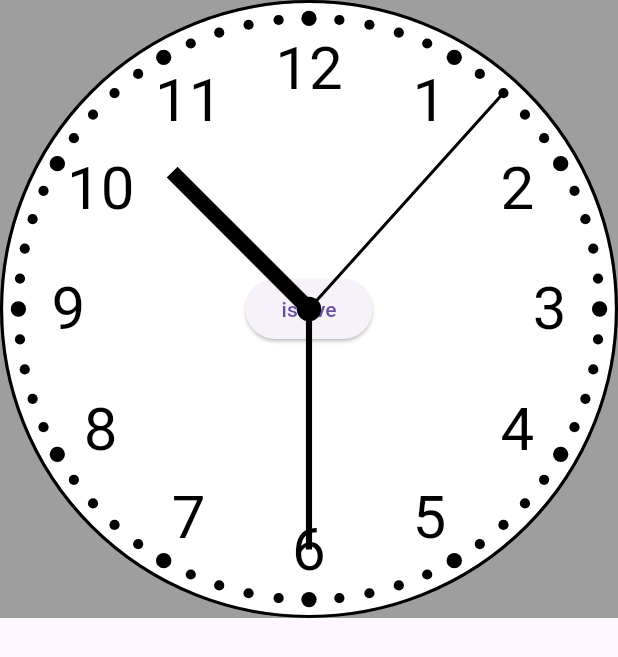
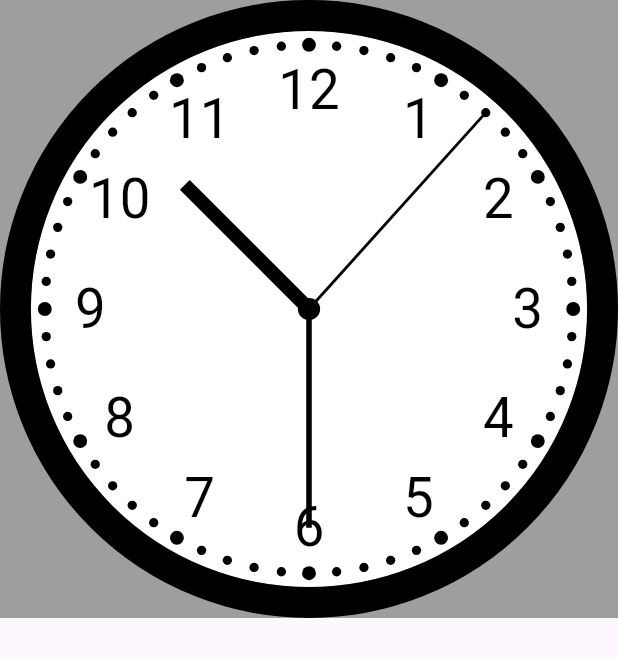
Before and after one commit to conghaonet/flutter_analog_clock, a Flutter app: the screen it shows after launch, on a phone screen of 412 x 824 dp. Shown: the top 657 px of the screen. Run offline on Flutter 3.47's test engine with Material 2 defaults, Android fonts, the phone set to English and light mode, and no system bars.

```diff
--- a/example/lib/analog_clock_example.dart
+++ b/example/lib/analog_clock_example.dart
@@ -10,8 +10,8 @@ class AnalogClockDemo extends StatefulWidget {
 }
 
 class _AnalogClockDemoState extends State<AnalogClockDemo> {
-  bool _clockIsLive = false;
-  DateTime _dateTime = DateTime.now();
+  bool _isKeepTime = true;
+  DateTime? _dateTime;
   Color? _dialColor;
   Color? _dialBorderColor;
   double? _dialBorderWidthFactor = 0.01;
@@ -36,22 +36,22 @@ class _AnalogClockDemoState extends State<AnalogClockDemo> {
   @override
   Widget build(BuildContext context) {
     return Scaffold(
-      body: Container(
-        color: Colors.grey,
-        child: SafeArea(
+      body: SafeArea(
+        child: Container(
+          color: Colors.grey,
           child: AnalogClock(
             key: clockKey,
             dateTime: _dateTime,
+            // hourNumbers: const ['a','b','c'],
             // dateTime: DateTime(2022, DateTime.december, 13, 15, 17, 18),
-            // isLive: false,
-            // markingColor: _markingColor,
-            // hourHandColor: _hourHandColor,
-            dialBorderWidthFactor: _dialBorderWidthFactor,
+            isKeepTime: _isKeepTime,
+            dialBorderWidthFactor: 0.1, //_dialBorderWidthFactor,
+/*
             child: Center(
               child: ElevatedButton(
                 onPressed: () {
-                  // clockKey.currentState?.isLive = !clockKey.currentState!.isLive;
-                  clockKey.currentState?.dateTime = DateTime(2022, DateTime.december, 13, 15, 17, 18);
+                  clockKey.currentState?.isKeepTime = !clockKey.currentState!.isKeepTime;
+                  // clockKey.currentState?.dateTime = DateTime(2022, DateTime.december, 13, 15, 17, 18);
                   // setState(() {
                   //   _dialBorderWidthFactor = _random.nextDouble() / 4;
                   //   // _hourHandColor = getRandomColor();
@@ -63,114 +63,12 @@ class _AnalogClockDemoState extends State<AnalogClockDemo> {
                 child: Text('isLive'),
               ),
             ),
+*/
             // hourHandColor: Colors.red,
             // minuteHandColor: Colors.green,
             // secondHandColor: Colors.blue,
             // centerPointColor: Colors.amberAccent,
           ),
-/*
-          child: SingleChildScrollView(
-            child: Column(
-              children: [
-                FlutterAnalogClock(
-                  dateTime: DateTime(2022, DateTime.december, 13, 15, 17, 19),
-                  isLive: false,
-                  dialColor: _dialColor,
-                  dialBorderColor: _dialBorderColor,
-                  dialBorderWidthFactor: _dialBorderWidthFactor,
-                  markingColor: _markingColor,
-                  markingRadiusFactor: _markingRadiusFactor,
-                  markingWidthFactor: _markingWidthFactor,
-                  hourNumbers: const ['1', '2', '3', '4', '5', '6', '7', '8', '9', '10', '11', '12'],
-                  hourNumberColor: _hourNumberColor,
-                  hourNumberSizeFactor: _hourNumberSizeFactor,
-                  hourNumberRadiusFactor: 1,
-                  hourHandColor: _hourHandColor,
-                  minuteHandColor: _minuteHandColor,
-                  secondHandColor: _secondHandColor,
-                  hourHandWidthFactor: _hourHandWidthFactor,
-                  hourHandLengthFactor: _hourHandLengthFactor,
-                  minuteHandWidthFactor: _minuteHandWidthFactor,
-                  minuteHandLengthFactor: _minuteHandLengthFactor,
-                  secondHandWidthFactor: _secondHandWidthFactor,
-                  secondHandLengthFactor: _secondHandLengthFactor,
-                ),
-                Wrap(
-                  children: [
-                    ElevatedButton(
-                      onPressed: () => setState(() => _dialColor = getRandomColor()),
-                      child: const Text('Dial color'),
-                    ),
-                    ElevatedButton(
-                      onPressed: () => setState(() => _dialBorderColor = getRandomColor()),
-                      child: const Text('Border color'),
-                    ),
-                    ElevatedButton(
-                      onPressed: () => setState(() => _dialBorderWidthFactor = _random.nextDouble()),
-                      child: const Text('Border factor'),
-                    ),
-                    ElevatedButton(
-                      onPressed: () => setState(() => _hourNumberColor = getRandomColor()),
-                      child: const Text('Hour Number color'),
-                    ),
-                    ElevatedButton(
-                      onPressed: () => setState(() => _hourNumberSizeFactor = _random.nextDouble()),
-                      child: const Text('Hour Number factor'),
-                    ),
-                    ElevatedButton(
-                      onPressed: () => setState(() => _markingColor = getRandomColor()),
-                      child: const Text('Markings color'),
-                    ),
-                    ElevatedButton(
-                      onPressed: () => setState(() => _markingRadiusFactor = _random.nextDouble()),
-                      child: const Text('Marking radius factor'),
-                    ),
-                    ElevatedButton(
-                      onPressed: () => setState(() => _markingWidthFactor = _random.nextDouble()),
-                      child: const Text('Marking width factor'),
-                    ),
-                    ElevatedButton(
-                      onPressed: () => setState(() => _hourHandColor = getRandomColor()),
-                      child: const Text('Hour hand color'),
-                    ),
-                    ElevatedButton(
-                      onPressed: () => setState(() => _minuteHandColor = getRandomColor()),
-                      child: const Text('Minute hand color'),
-                    ),
-                    ElevatedButton(
-                      onPressed: () => setState(() => _secondHandColor = getRandomColor()),
-                      child: const Text('Second hand color'),
-                    ),
-                    ElevatedButton(
-                      onPressed: () => setState(() => _hourHandWidthFactor = _random.nextDouble()),
-                      child: const Text('Hour hand width factor'),
-                    ),
-                    ElevatedButton(
-                      onPressed: () => setState(() => _hourHandLengthFactor = _random.nextDouble()),
-                      child: const Text('Hour hand length factor'),
-                    ),
-                    ElevatedButton(
-                      onPressed: () => setState(() => _minuteHandWidthFactor = _random.nextDouble()),
-                      child: const Text('Minute hand width factor'),
-                    ),
-                    ElevatedButton(
-                      onPressed: () => setState(() => _minuteHandLengthFactor = _random.nextDouble()),
-                      child: const Text('Minute hand length factor'),
-                    ),
-                    ElevatedButton(
-                      onPressed: () => setState(() => _secondHandWidthFactor = _random.nextDouble()),
-                      child: const Text('Second hand width factor'),
-                    ),
-                    ElevatedButton(
-                      onPressed: () => setState(() => _secondHandLengthFactor = _random.nextDouble()),
-                      child: const Text('Second hand length factor'),
-                    ),
-                  ]
-                ),
-              ],
-            ),
-          ),
-*/
         ),
       ),
     );
--- a/lib/src/analog_clock.dart
+++ b/lib/src/analog_clock.dart
@@ -8,7 +8,7 @@ import 'analog_clock_listener.dart';
 
 /// A analog clock.
 class AnalogClock extends StatefulWidget {
-  final DateTime dateTime;
+  final DateTime? dateTime;
   final bool isKeepTime;
   final Widget? child;
   final Color? dialColor;
@@ -34,7 +34,7 @@ class AnalogClock extends StatefulWidget {
   final double centerPointWidthFactor;
   AnalogClock({
     super.key,
-    DateTime? dateTime,
+    this.dateTime,
     bool? isKeepTime,
     this.child,
     this.dialColor = Colors.white,
@@ -58,8 +58,8 @@ class AnalogClock extends StatefulWidget {
     double? hourNumberRadiusFactor,
     this.centerPointColor = Colors.black,
     double? centerPointWidthFactor,
-  }) :
-        this.dateTime = dateTime ?? DateTime.now(),
+  }) :  assert(hourNumbers == null || hourNumbers.isEmpty || hourNumbers.length == 12),
+        assert(dialBorderWidthFactor == null || (dialBorderWidthFactor >= 0.0 && dialBorderWidthFactor < 1.0)),
         this.isKeepTime = isKeepTime ?? true,
         this.dialBorderWidthFactor = dialBorderWidthFactor ?? 0.0,
         this.markingRadiusFactor = markingRadiusFactor ?? 1.0,
@@ -157,7 +157,7 @@ class AnalogClockState extends State<AnalogClock> {
   @override
   void initState() {
     super.initState();
-    _dateTime = widget.dateTime;
+    _dateTime = widget.dateTime ?? DateTime.now();
     _isKeepTime = widget.isKeepTime;
     _startOrStopTimer();
   }
--- a/lib/src/dial_painter.dart
+++ b/lib/src/dial_painter.dart
@@ -6,6 +6,7 @@ import 'analog_clock_listener.dart';
 import 'analog_clock_util.dart';
 
 class DialPainter extends CustomPainter {
+  static const int hourNumbersLength = 12;
   final AnalogClockListener listener;
   final Color? dialColor;
   final Color? dialBorderColor;
@@ -30,7 +31,9 @@ class DialPainter extends CustomPainter {
     this.hourNumberColor,
     required this.hourNumberSizeFactor,
     required this.hourNumberRadiusFactor,
-  }) : super(repaint: listener);
+  }) :  assert(hourNumbers == null || hourNumbers.length == 0 || hourNumbers.length == hourNumbersLength),
+        assert(dialBorderWidthFactor >= 0.0 && dialBorderWidthFactor < 1.0),
+        super(repaint: listener);
 
   @override
   void paint(Canvas canvas, Size size) {
@@ -124,9 +127,9 @@ class DialPainter extends CustomPainter {
       return;
     }
     double fontSize = radius/4 * hourNumberSizeFactor;
-    for(int i=0; i<hourNumbers!.length; i++) {
+    for(int i=0; i<hourNumbersLength; i++) {
       int hourNumberIndex = i + 2;
-      if(hourNumberIndex >= hourNumbers!.length) hourNumberIndex -= hourNumbers!.length;
+      if(hourNumberIndex >= hourNumbersLength) hourNumberIndex -= hourNumbersLength;
       final textPainter = TextPainter(
         textAlign: TextAlign.center,
         textDirection: TextDirection.ltr,
```
